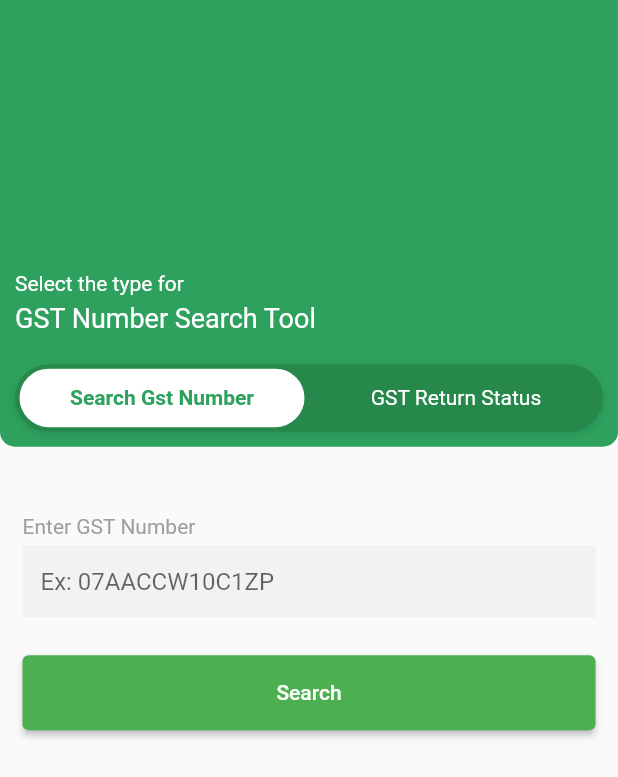
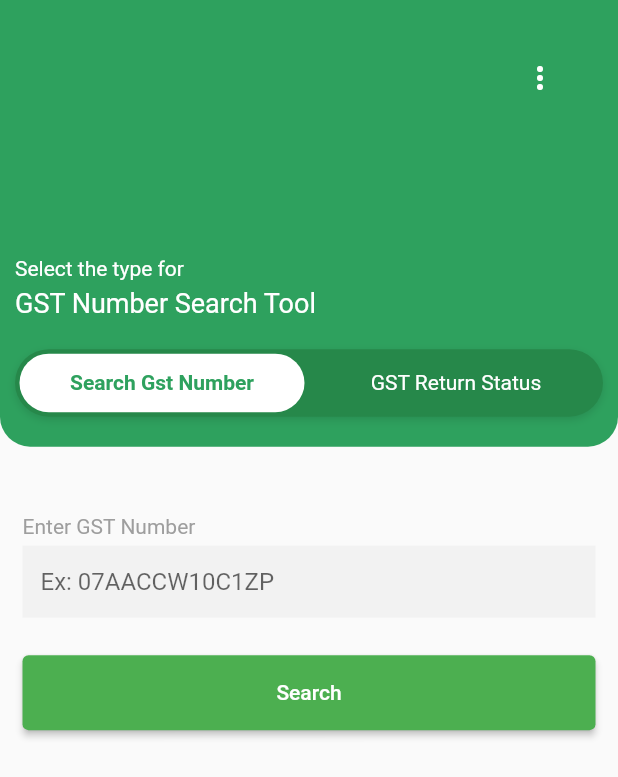
Before and after one commit to ishan0805/masters_india_test, a Flutter app: the screen it shows after launch, on a phone screen of 412 x 824 dp. Shown: the top 777 px of the screen. Run offline on Flutter 3.47's test engine with Material 2 defaults, Android fonts, the phone set to English and light mode, and no system bars; drawn by our look-alikes of flutter_toggle_tab; our stand-ins replace flutter_secure_storage.

Commit message:
few UI changes

```diff
--- a/lib/main.dart
+++ b/lib/main.dart
@@ -9,6 +9,7 @@ class MyApp extends StatelessWidget {
   @override
   Widget build(BuildContext context) {
     return MaterialApp(
+      debugShowCheckedModeBanner: false,
       title: 'Masters India Test',
       theme: ThemeData(
         primarySwatch: Colors.green,
--- a/lib/src/screens/gst_search.dart
+++ b/lib/src/screens/gst_search.dart
@@ -32,9 +32,21 @@ class _GstSearchState extends State<GstSearch> {
               decoration: BoxDecoration(
                   color: kMainColor,
                   borderRadius: BorderRadius.only(
-                      bottomLeft: Radius.circular(10),
-                      bottomRight: Radius.circular(10))),
+                      bottomLeft: Radius.circular(20),
+                      bottomRight: Radius.circular(20))),
               child: Column(
+                crossAxisAlignment: CrossAxisAlignment.end,
+                children: [
+                  IconButton(
+                      alignment: Alignment.topRight,
+                      padding: EdgeInsets.all(30),
+                      onPressed: () {},
+                      icon: Icon(
+                        Icons.more_vert,
+                        color: Colors.white,
+                      )),
+                  Spacer(),
+                  Column(
                     crossAxisAlignment: CrossAxisAlignment.stretch,
                     mainAxisAlignment: MainAxisAlignment.end,
                     children: [
@@ -68,6 +80,11 @@ class _GstSearchState extends State<GstSearch> {
                             gstNumber = index;
                           });
                         },
+                      ),
+                      SizedBox(
+                        height: 10,
+                      ),
+                    ],
                   ),
                 ],
               ),
--- a/lib/src/screens/profile_view.dart
+++ b/lib/src/screens/profile_view.dart
@@ -25,8 +25,8 @@ class GstProfileView extends StatelessWidget {
               decoration: BoxDecoration(
                   color: kMainColor,
                   borderRadius: BorderRadius.only(
-                      bottomLeft: Radius.circular(10),
-                      bottomRight: Radius.circular(10))),
+                      bottomLeft: Radius.circular(20),
+                      bottomRight: Radius.circular(20))),
               child: Column(
                 crossAxisAlignment: CrossAxisAlignment.start,
                 mainAxisAlignment: MainAxisAlignment.end,
```
Lines whose indentation alone changed are shown as unchanged.
